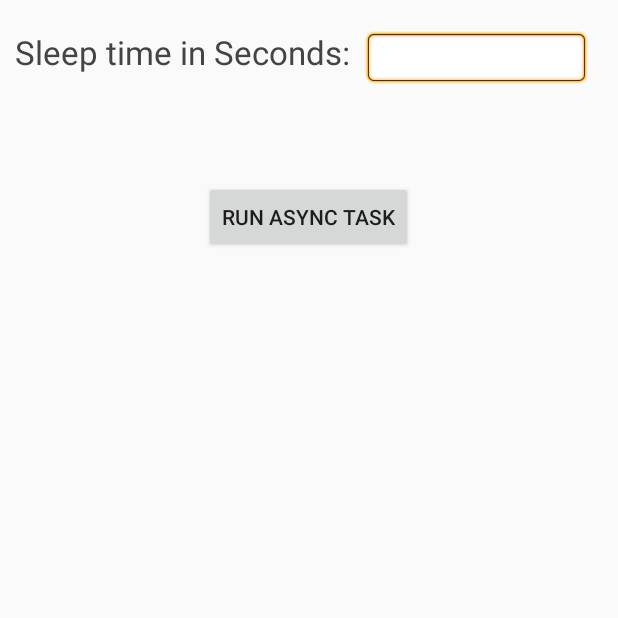
After one commit to stevenakibinge/MyApplication, an Android app: the AsynchActivity screen opened directly, with no data from a screen before it, on a phone screen of 412 x 824 dp, the top half of it. The commit adds this screen. Run offline under Robolectric (Android 15) with nearby library versions, the phone set to English and light mode, and no system bars.

Commit message:
Ansych Task which shows progress of entered time

```diff
--- /dev/null
+++ b/app/src/main/java/com/example/myapplication/AsynchActivity.java
@@ -0,0 +1,83 @@
+package com.example.myapplication;
+
+import androidx.appcompat.app.AppCompatActivity;
+
+import android.app.ProgressDialog;
+import android.os.AsyncTask;
+import android.os.Bundle;
+import android.view.View;
+import android.widget.Button;
+import android.widget.EditText;
+import android.widget.TextView;
+
+public class AsynchActivity extends AppCompatActivity {
+    private Button button;
+    private EditText time;
+    private TextView finalResult;
+
+
+
+    @Override
+    protected void onCreate(Bundle savedInstanceState) {
+        super.onCreate(savedInstanceState);
+        setContentView(R.layout.activity_asynch);
+        time = (EditText) findViewById(R.id.in_time);
+        button = (Button) findViewById(R.id.btn_run);
+        finalResult = (TextView) findViewById(R.id.tv_result);
+        button.setOnClickListener(new View.OnClickListener() {
+            @Override
+            public void onClick(View v) {
+                AsyncTaskRunner runner = new AsyncTaskRunner();
+                String sleepTime = time.getText().toString();
+                runner.execute(sleepTime);
+            }
+        });
+    }
+
+    private class AsyncTaskRunner extends AsyncTask<String, String, String> {
+
+        private String resp;
+        ProgressDialog progressDialog;
+
+        @Override
+        protected String doInBackground(String... params) {
+            publishProgress("Sleeping..."); // Calls onProgressUpdate()
+            try {
+                int time = Integer.parseInt(params[0])*1000;
+
+                Thread.sleep(time);
+                resp = "Slept for " + params[0] + " seconds";
+            } catch (InterruptedException e) {
+                e.printStackTrace();
+                resp = e.getMessage();
+            } catch (Exception e) {
+                e.printStackTrace();
+                resp = e.getMessage();
+            }
+            return resp;
+        }
+
+
+        @Override
+        protected void onPostExecute(String result) {
+            // execution of result of Long time consuming operation
+            progressDialog.dismiss();
+            finalResult.setText(result);
+        }
+
+
+        @Override
+        protected void onPreExecute() {
+            progressDialog = ProgressDialog.show(AsynchActivity.this,
+                    "ProgressDialog",
+                    "Wait for "+time.getText().toString()+ " seconds");
+        }
+
+
+        @Override
+        protected void onProgressUpdate(String... text) {
+            finalResult.setText(text[0]);
+
+        }
+    }
+    }
--- a/app/src/main/java/com/example/myapplication/MainActivity.java
+++ b/app/src/main/java/com/example/myapplication/MainActivity.java
@@ -140,6 +140,10 @@
             case R.id.sense:
                 startActivity(new Intent(this,SocialActivity.class));
                 return true;
+            case R.id.asy:
+                startActivity(new Intent(this,AsynchActivity.class));
+                return true;
+
 
 
             case R.id.c:
--- /dev/null
+++ b/app/src/main/res/layout/activity_asynch.xml
@@ -0,0 +1,44 @@
+<?xml version="1.0" encoding="utf-8"?>
+<RelativeLayout xmlns:android="http://schemas.android.com/apk/res/android"
+    xmlns:app="http://schemas.android.com/apk/res-auto"
+    xmlns:tools="http://schemas.android.com/tools"
+    android:layout_width="match_parent"
+    android:layout_height="match_parent"
+    tools:context=".AsynchActivity">
+
+    <TextView
+        android:id="@+id/tv_time"
+        android:layout_width="wrap_content"
+        android:layout_height="wrap_content"
+        android:textSize="10pt"
+        android:textColor="#444444"
+        android:layout_alignParentLeft="true"
+        android:layout_marginRight="9dip"
+        android:layout_marginTop="20dip"
+        android:layout_marginLeft="10dip"
+        android:text="Sleep time in Seconds:"/>
+    <EditText
+        android:id="@+id/in_time"
+        android:layout_width="150dip"
+        android:layout_height="wrap_content"
+        android:background="@android:drawable/editbox_background"
+        android:layout_toRightOf="@id/tv_time"
+        android:layout_alignTop="@id/tv_time"
+        android:inputType="number"
+        />
+    <Button
+        android:id="@+id/btn_run"
+        android:layout_width="wrap_content"
+        android:layout_height="wrap_content"
+        android:text="Run Async task"
+        android:layout_below="@+id/in_time"
+        android:layout_centerHorizontal="true"
+        android:layout_marginTop="64dp" />
+    <TextView
+        android:id="@+id/tv_result"
+        android:layout_width="wrap_content"
+        android:layout_height="wrap_content"
+        android:textSize="7pt"
+        android:layout_below="@+id/btn_run"
+        android:layout_centerHorizontal="true" />
+</RelativeLayout>
--- a/app/src/main/res/menu/menu.xml
+++ b/app/src/main/res/menu/menu.xml
@@ -5,6 +5,9 @@
     <item
         android:id="@+id/sense"
         android:title="Sensor" />
+    <item
+        android:id="@+id/asy"
+        android:title="Async" />
     <item
         android:id="@+id/setting"
         android:title="Settings" />
```
Also changed, not shown: app/src/main/AndroidManifest.xml (+16 -12 lines).
